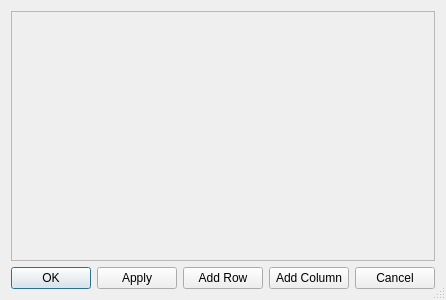
This is mqt/MqtLogger/ScreenConfig.ui in Rsclub22/Minos2-Mirror as Qt 5 draws it before an edit. The edited form follows.
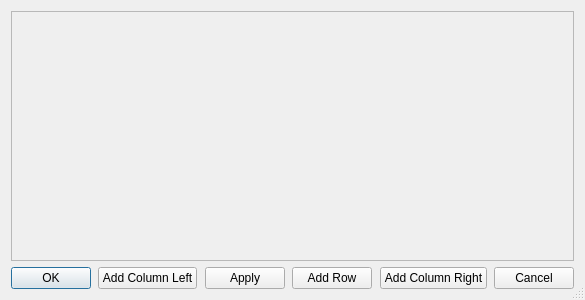
This is the edited form.

Commit message: Go from single add column button to add left/add right

```diff
--- a/mqt/MqtLogger/ScreenConfig.ui
+++ b/mqt/MqtLogger/ScreenConfig.ui
@@ -6,7 +6,7 @@
    <rect>
     <x>0</x>
     <y>0</y>
-    <width>400</width>
+    <width>585</width>
     <height>300</height>
    </rect>
   </property>
@@ -27,7 +27,7 @@
        <rect>
         <x>0</x>
         <y>0</y>
-        <width>380</width>
+        <width>565</width>
         <height>250</height>
        </rect>
       </property>
@@ -43,6 +43,26 @@
        </property>
       </widget>
      </item>
+     <item>
+      <spacer name="horizontalSpacer_5">
+       <property name="orientation">
+        <enum>Qt::Horizontal</enum>
+       </property>
+       <property name="sizeHint" stdset="0">
+        <size>
+         <width>40</width>
+         <height>20</height>
+        </size>
+       </property>
+      </spacer>
+     </item>
+     <item>
+      <widget class="QPushButton" name="addColumnLeftButton">
+       <property name="text">
+        <string>Add Column Left</string>
+       </property>
+      </widget>
+     </item>
      <item>
       <spacer name="horizontalSpacer">
        <property name="orientation">
@@ -99,7 +119,7 @@
      <item>
       <widget class="QPushButton" name="addColumnButton">
        <property name="text">
-        <string>Add Column</string>
+        <string>Add Column Right</string>
        </property>
       </widget>
      </item>
```
Left out of the diff: 2 changed lines with no effect on the pictures. The commit also changes 5 other files.
